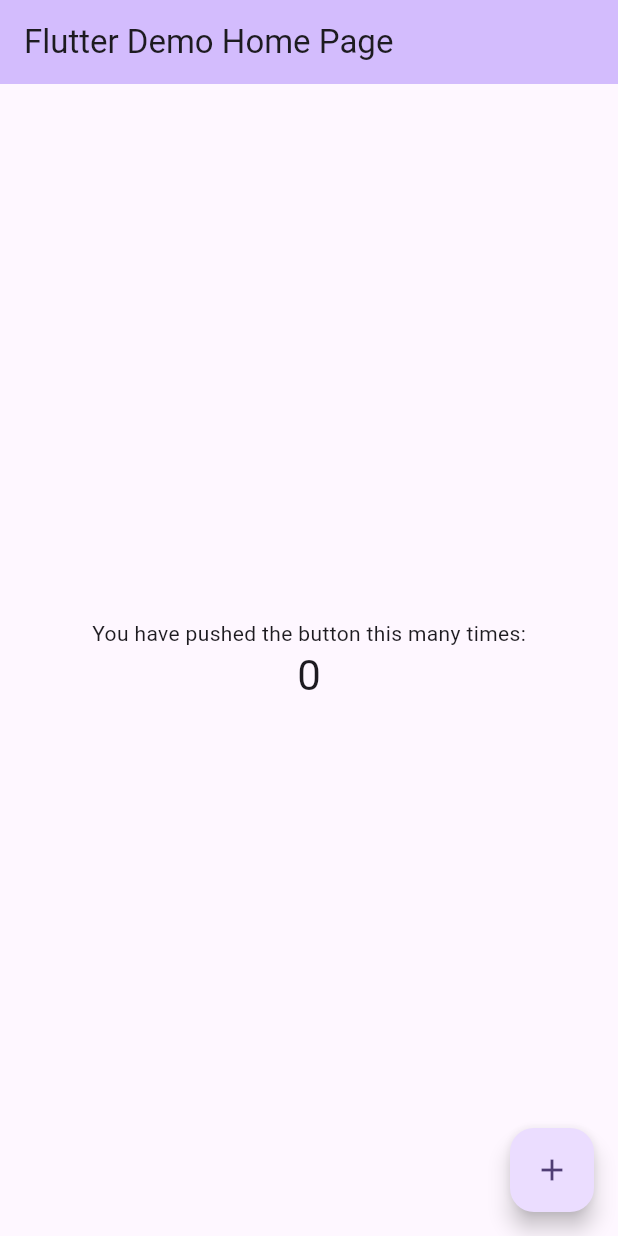
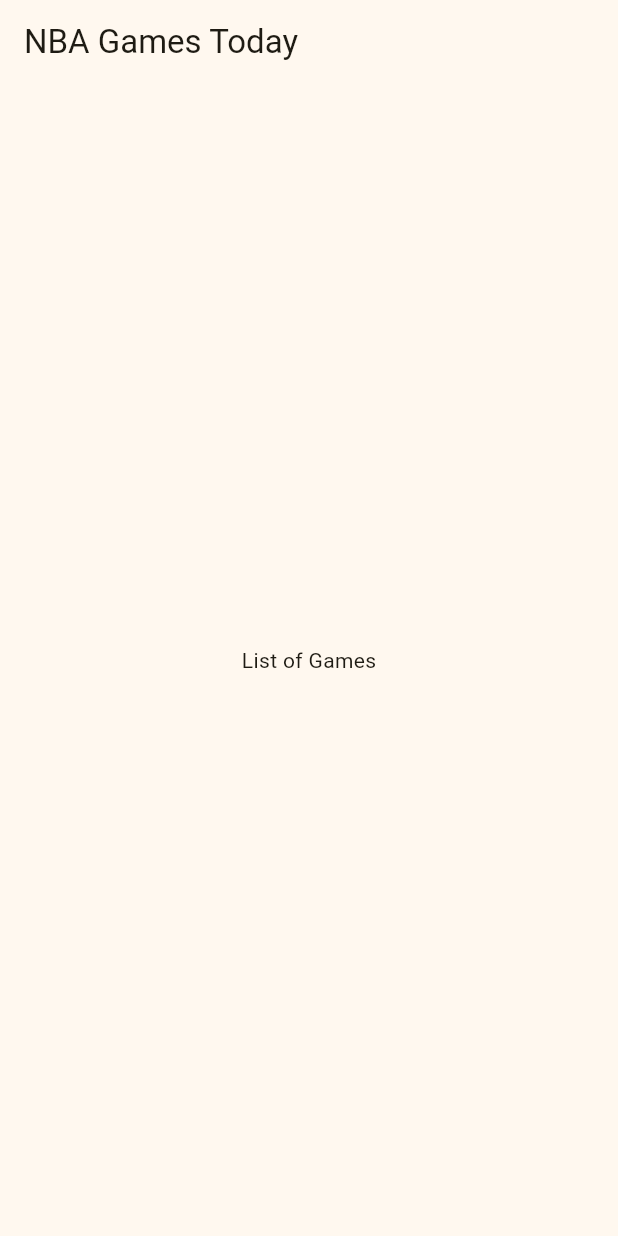
Before and after one commit to sandythomas1/Basketball_Prediction, a Flutter app: the screen it shows after launch, on a phone screen of 412 x 824 dp. Run offline on Flutter 3.47's test engine with Material 3 defaults, Android fonts, the phone set to English and light mode, and no system bars.

Commit message:
working on mobile app

```diff
--- /dev/null
+++ b/app/lib/Models/games.dart
@@ -0,0 +1,17 @@
+// simple game model
+class Games {
+  final String id;
+  final String team_name;
+  final String start_time;
+  final String status;
+  //placeholder for future use
+  final String probability;
+
+  Games({
+    required this.id,
+    required this.team_name,
+    required this.start_time,
+    required this.status,
+    required this.probability,
+  });
+}
--- /dev/null
+++ b/app/lib/Screens/home_screen.dart
@@ -0,0 +1,18 @@
+// home screen for all nba matchups
+import 'package:flutter/material.dart';
+
+class HomeScreen extends StatelessWidget {
+  const HomeScreen({super.key});
+
+  @override
+  Widget build(BuildContext context) {
+    return Scaffold(
+      appBar: AppBar(
+        title: const Text('NBA Games Today'),
+      ),
+      body: const Center(
+        child: Text('List of Games'),
+      ),
+    );
+  }
+}
--- a/app/lib/main.dart
+++ b/app/lib/main.dart
@@ -1,4 +1,5 @@
 import 'package:flutter/material.dart';
+import 'Screens/home_screen.dart';
 
 void main() {
   runApp(const MyApp());
@@ -7,116 +8,15 @@
 class MyApp extends StatelessWidget {
   const MyApp({super.key});
 
-  // This widget is the root of your application.
   @override
   Widget build(BuildContext context) {
     return MaterialApp(
-      title: 'Flutter Demo',
+      title: 'NBA Matchups',
       theme: ThemeData(
-        // This is the theme of your application.
-        //
-        // TRY THIS: Try running your application with "flutter run". You'll see
-        // the application has a purple toolbar. Then, without quitting the app,
-        // try changing the seedColor in the colorScheme below to Colors.green
-        // and then invoke "hot reload" (save your changes or press the "hot
-        // reload" button in a Flutter-supported IDE, or press "r" if you used
-        // the command line to start the app).
-        //
-        // Notice that the counter didn't reset back to zero; the application
-        // state is not lost during the reload. To reset the state, use hot
-        // restart instead.
-        //
-        // This works for code too, not just values: Most code changes can be
-        // tested with just a hot reload.
-        colorScheme: .fromSeed(seedColor: Colors.deepPurple),
+        colorScheme: ColorScheme.fromSeed(seedColor: const Color.fromARGB(255, 160, 146, 101)),
+        useMaterial3: true,
       ),
-      home: const MyHomePage(title: 'Flutter Demo Home Page'),
+        home: const HomeScreen(),
     );
   }
 }
-
-class MyHomePage extends StatefulWidget {
-  const MyHomePage({super.key, required this.title});
-
-  // This widget is the home page of your application. It is stateful, meaning
-  // that it has a State object (defined below) that contains fields that affect
-  // how it looks.
-
-  // This class is the configuration for the state. It holds the values (in this
-  // case the title) provided by the parent (in this case the App widget) and
-  // used by the build method of the State. Fields in a Widget subclass are
-  // always marked "final".
-
-  final String title;
-
-  @override
-  State<MyHomePage> createState() => _MyHomePageState();
-}
-
-class _MyHomePageState extends State<MyHomePage> {
-  int _counter = 0;
-
-  void _incrementCounter() {
-    setState(() {
-      // This call to setState tells the Flutter framework that something has
-      // changed in this State, which causes it to rerun the build method below
-      // so that the display can reflect the updated values. If we changed
-      // _counter without calling setState(), then the build method would not be
-      // called again, and so nothing would appear to happen.
-      _counter++;
-    });
-  }
-
-  @override
-  Widget build(BuildContext context) {
-    // This method is rerun every time setState is called, for instance as done
-    // by the _incrementCounter method above.
-    //
-    // The Flutter framework has been optimized to make rerunning build methods
-    // fast, so that you can just rebuild anything that needs updating rather
-    // than having to individually change instances of widgets.
-    return Scaffold(
-      appBar: AppBar(
-        // TRY THIS: Try changing the color here to a specific color (to
-        // Colors.amber, perhaps?) and trigger a hot reload to see the AppBar
-        // change color while the other colors stay the same.
-        backgroundColor: Theme.of(context).colorScheme.inversePrimary,
-        // Here we take the value from the MyHomePage object that was created by
-        // the App.build method, and use it to set our appbar title.
-        title: Text(widget.title),
-      ),
-      body: Center(
-        // Center is a layout widget. It takes a single child and positions it
-        // in the middle of the parent.
-        child: Column(
-          // Column is also a layout widget. It takes a list of children and
-          // arranges them vertically. By default, it sizes itself to fit its
-          // children horizontally, and tries to be as tall as its parent.
-          //
-          // Column has various properties to control how it sizes itself and
-          // how it positions its children. Here we use mainAxisAlignment to
-          // center the children vertically; the main axis here is the vertical
-          // axis because Columns are vertical (the cross axis would be
-          // horizontal).
-          //
-          // TRY THIS: Invoke "debug painting" (choose the "Toggle Debug Paint"
-          // action in the IDE, or press "p" in the console), to see the
-          // wireframe for each widget.
-          mainAxisAlignment: .center,
-          children: [
-            const Text('You have pushed the button this many times:'),
-            Text(
-              '$_counter',
-              style: Theme.of(context).textTheme.headlineMedium,
-            ),
-          ],
-        ),
-      ),
-      floatingActionButton: FloatingActionButton(
-        onPressed: _incrementCounter,
-        tooltip: 'Increment',
-        child: const Icon(Icons.add),
-      ),
-    );
-  }
-}
```
